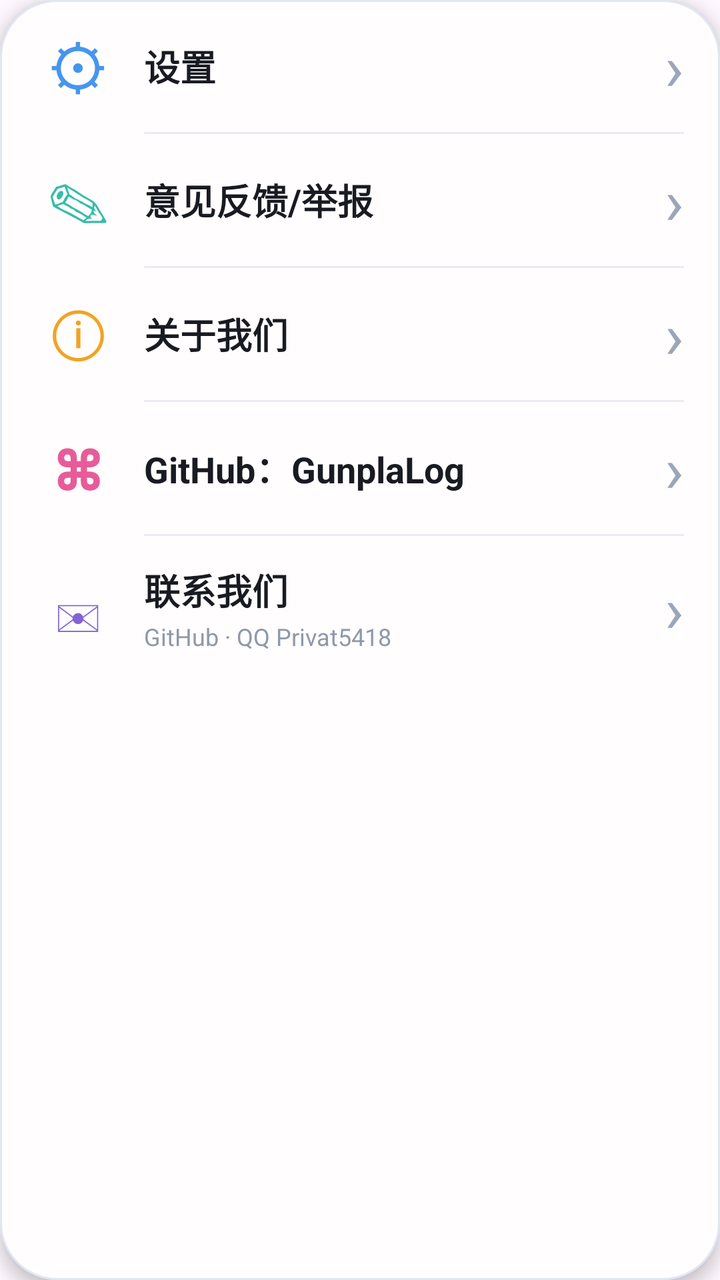
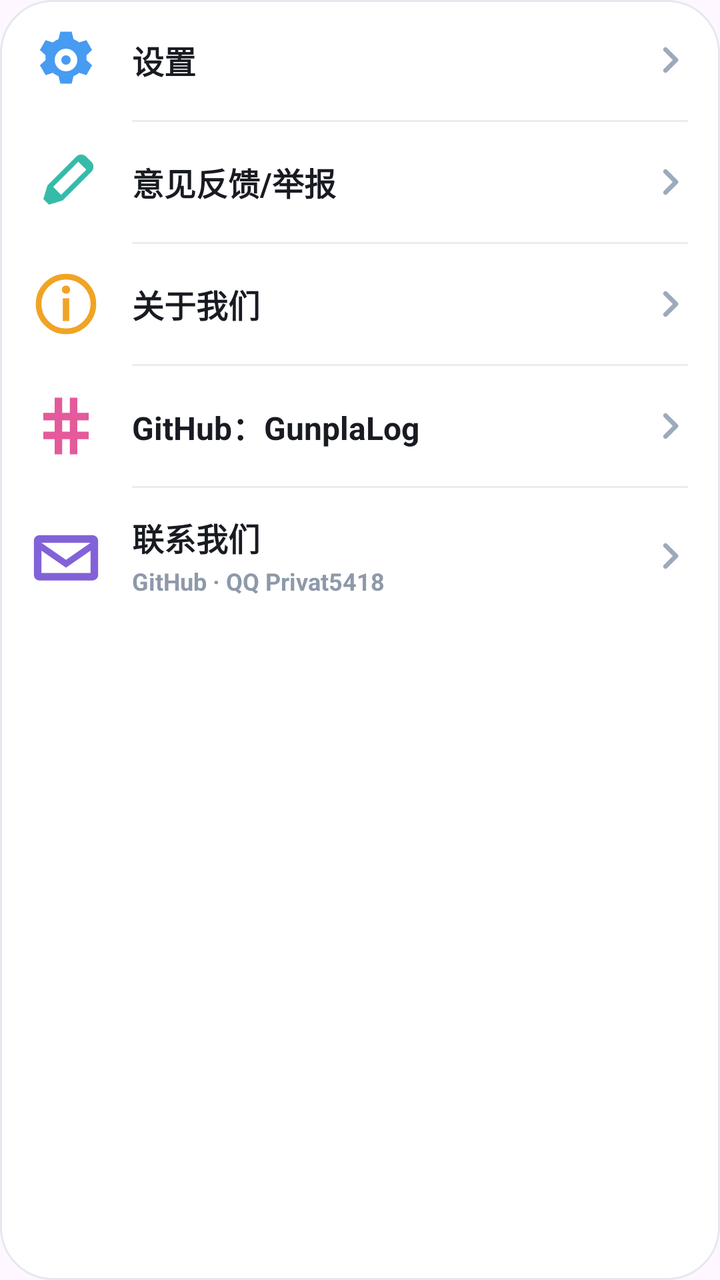

Compare the two renders of this Android layout. The source of the first and the diff that turns it into the second are given below.
<!-- AndroidManifest.xml: application theme Theme.GunplaLog -->
<!-- res/layout/view_me_more.xml -->
<?xml version="1.0" encoding="utf-8"?>
<LinearLayout xmlns:android="http://schemas.android.com/apk/res/android"
    android:layout_width="match_parent"
    android:layout_height="wrap_content"
    android:background="@drawable/bg_me_more"
    android:elevation="5dp"
    android:orientation="vertical"
    android:paddingLeft="18dp"
    android:paddingRight="18dp">

    <LinearLayout
        android:id="@+id/btnMeSettings"
        android:layout_width="match_parent"
        android:layout_height="66dp"
        android:background="?android:attr/selectableItemBackground"
        android:gravity="center_vertical"
        android:orientation="horizontal">
        <TextView android:layout_width="42dp" android:layout_height="wrap_content" android:gravity="center" android:text="⚙" android:textColor="#4596EF" android:textSize="31sp" />
        <TextView android:layout_width="0dp" android:layout_height="wrap_content" android:layout_marginStart="12dp" android:layout_weight="1" android:text="设置" android:textColor="#191B22" android:textSize="18sp" android:textStyle="bold" />
        <TextView android:layout_width="wrap_content" android:layout_height="wrap_content" android:text="›" android:textColor="#9AA7B8" android:textSize="32sp" />
    </LinearLayout>
    <View android:layout_width="match_parent" android:layout_height="1dp" android:layout_marginLeft="54dp" android:background="#E8ECF2" />

    <LinearLayout
        android:id="@+id/btnMeFeedback"
        android:layout_width="match_parent"
        android:layout_height="66dp"
        android:background="?android:attr/selectableItemBackground"
        android:gravity="center_vertical"
        android:orientation="horizontal">
        <TextView android:layout_width="42dp" android:layout_height="wrap_content" android:gravity="center" android:text="✎" android:textColor="#35BCA9" android:textSize="31sp" />
        <TextView android:layout_width="0dp" android:layout_height="wrap_content" android:layout_marginStart="12dp" android:layout_weight="1" android:text="意见反馈/举报" android:textColor="#191B22" android:textSize="18sp" android:textStyle="bold" />
        <TextView android:layout_width="wrap_content" android:layout_height="wrap_content" android:text="›" android:textColor="#9AA7B8" android:textSize="32sp" />
    </LinearLayout>
    <View android:layout_width="match_parent" android:layout_height="1dp" android:layout_marginLeft="54dp" android:background="#E8ECF2" />

    <LinearLayout
        android:id="@+id/btnMeAbout"
        android:layout_width="match_parent"
        android:layout_height="66dp"
        android:background="?android:attr/selectableItemBackground"
        android:gravity="center_vertical"
        android:orientation="horizontal">
        <TextView android:layout_width="42dp" android:layout_height="wrap_content" android:gravity="center" android:text="ⓘ" android:textColor="#F1A324" android:textSize="31sp" />
        <TextView android:layout_width="0dp" android:layout_height="wrap_content" android:layout_marginStart="12dp" android:layout_weight="1" android:text="关于我们" android:textColor="#191B22" android:textSize="18sp" android:textStyle="bold" />
        <TextView android:layout_width="wrap_content" android:layout_height="wrap_content" android:text="›" android:textColor="#9AA7B8" android:textSize="32sp" />
    </LinearLayout>

    <View android:layout_width="match_parent" android:layout_height="1dp" android:layout_marginLeft="54dp" android:background="#E8ECF2" />

    <LinearLayout
        android:id="@+id/btnMeGithub"
        android:layout_width="match_parent"
        android:layout_height="66dp"
        android:background="?android:attr/selectableItemBackground"
        android:gravity="center_vertical"
        android:orientation="horizontal">
        <TextView android:layout_width="42dp" android:layout_height="wrap_content" android:gravity="center" android:text="⌘" android:textColor="#E85B99" android:textSize="31sp" android:textStyle="bold" />
        <TextView android:layout_width="0dp" android:layout_height="wrap_content" android:layout_marginStart="12dp" android:layout_weight="1" android:text="GitHub：GunplaLog" android:textColor="#191B22" android:textSize="18sp" android:textStyle="bold" />
        <TextView android:layout_width="wrap_content" android:layout_height="wrap_content" android:text="›" android:textColor="#9AA7B8" android:textSize="32sp" />
    </LinearLayout>
    <View android:layout_width="match_parent" android:layout_height="1dp" android:layout_marginLeft="54dp" android:background="#E8ECF2" />

    <LinearLayout
        android:id="@+id/btnMeContact"
        android:layout_width="match_parent"
        android:layout_height="72dp"
        android:background="?android:attr/selectableItemBackground"
        android:gravity="center_vertical"
        android:orientation="horizontal">
        <TextView android:layout_width="42dp" android:layout_height="wrap_content" android:gravity="center" android:text="✉" android:textColor="#8262D7" android:textSize="31sp" />
        <LinearLayout android:layout_width="0dp" android:layout_height="wrap_content" android:layout_marginStart="12dp" android:layout_weight="1" android:orientation="vertical">
            <TextView android:layout_width="wrap_content" android:layout_height="wrap_content" android:text="联系我们" android:textColor="#191B22" android:textSize="18sp" android:textStyle="bold" />
            <TextView android:layout_width="wrap_content" android:layout_height="wrap_content" android:layout_marginTop="2dp" android:text="GitHub · QQ Privat5418" android:textColor="#8E99A9" android:textSize="12sp" />
        </LinearLayout>
        <TextView android:layout_width="wrap_content" android:layout_height="wrap_content" android:text="›" android:textColor="#9AA7B8" android:textSize="32sp" />
    </LinearLayout>
</LinearLayout>
<!-- resources referenced by this layout -->
<resources>
  <!-- drawable bg_me_more (drawable) -->
  <?xml version="1.0" encoding="utf-8"?>
  <shape xmlns:android="http://schemas.android.com/apk/res/android">
      <solid android:color="#FFFDFD" />
      <corners android:radius="28dp" />
      <stroke android:width="1dp" android:color="#E0E7F1" />
  </shape>
  <style name="Theme.GunplaLog" parent="Theme.Material3.DayNight.NoActionBar">
          <item name="colorPrimary">@color/primary</item>
          
          <item name="android:statusBarColor">@android:color/transparent</item>
          <item name="android:windowLightStatusBar">false</item>
          <item name="android:navigationBarColor">@android:color/transparent</item>
      </style>
  <color name="primary">#1E4FD6</color>
</resources>

<!-- the commit's change to res/layout/view_me_more.xml (unified diff, before → after) -->
@@ -3,76 +3,44 @@
     android:layout_width="match_parent"
     android:layout_height="wrap_content"
     android:background="@drawable/bg_me_more"
-    android:elevation="5dp"
     android:orientation="vertical"
-    android:paddingLeft="18dp"
-    android:paddingRight="18dp">
+    android:paddingLeft="16dp"
+    android:paddingRight="16dp">
 
-    <LinearLayout
-        android:id="@+id/btnMeSettings"
-        android:layout_width="match_parent"
-        android:layout_height="66dp"
-        android:background="?android:attr/selectableItemBackground"
-        android:gravity="center_vertical"
-        android:orientation="horizontal">
-        <TextView android:layout_width="42dp" android:layout_height="wrap_content" android:gravity="center" android:text="⚙" android:textColor="#4596EF" android:textSize="31sp" />
-        <TextView android:layout_width="0dp" android:layout_height="wrap_content" android:layout_marginStart="12dp" android:layout_weight="1" android:text="设置" android:textColor="#191B22" android:textSize="18sp" android:textStyle="bold" />
-        <TextView android:layout_width="wrap_content" android:layout_height="wrap_content" android:text="›" android:textColor="#9AA7B8" android:textSize="32sp" />
+    <LinearLayout android:id="@+id/btnMeSettings" android:layout_width="match_parent" android:layout_height="60dp" android:background="?android:attr/selectableItemBackground" android:gravity="center_vertical" android:orientation="horizontal">
+        <ImageView android:layout_width="34dp" android:layout_height="34dp" android:contentDescription="设置" android:src="@drawable/ic_more_settings" />
+        <TextView android:layout_width="0dp" android:layout_height="wrap_content" android:layout_marginStart="16dp" android:layout_weight="1" android:text="设置" android:textColor="#191B22" android:textSize="16sp" android:textStyle="bold" />
+        <ImageView android:layout_width="18dp" android:layout_height="18dp" android:contentDescription="进入设置" android:src="@drawable/ic_more_chevron" />
     </LinearLayout>
-    <View android:layout_width="match_parent" android:layout_height="1dp" android:layout_marginLeft="54dp" android:background="#E8ECF2" />
+    <View android:layout_width="match_parent" android:layout_height="1dp" android:layout_marginLeft="50dp" android:background="#E9ECF1" />
 
-    <LinearLayout
-        android:id="@+id/btnMeFeedback"
-        android:layout_width="match_parent"
-        android:layout_height="66dp"
-        android:background="?android:attr/selectableItemBackground"
-        android:gravity="center_vertical"
-        android:orientation="horizontal">
-        <TextView android:layout_width="42dp" android:layout_height="wrap_content" android:gravity="center" android:text="✎" android:textColor="#35BCA9" android:textSize="31sp" />
-        <TextView android:layout_width="0dp" android:layout_height="wrap_content" android:layout_marginStart="12dp" android:layout_weight="1" android:text="意见反馈/举报" android:textColor="#191B22" android:textSize="18sp" android:textStyle="bold" />
-        <TextView android:layout_width="wrap_content" android:layout_height="wrap_content" android:text="›" android:textColor="#9AA7B8" android:textSize="32sp" />
+    <LinearLayout android:id="@+id/btnMeFeedback" android:layout_width="match_parent" android:layout_height="60dp" android:background="?android:attr/selectableItemBackground" android:gravity="center_vertical" android:orientation="horizontal">
+        <ImageView android:layout_width="34dp" android:layout_height="34dp" android:contentDescription="意见反馈" android:src="@drawable/ic_more_feedback" />
+        <TextView android:layout_width="0dp" android:layout_height="wrap_content" android:layout_marginStart="16dp" android:layout_weight="1" android:text="意见反馈/举报" android:textColor="#191B22" android:textSize="16sp" android:textStyle="bold" />
+        <ImageView android:layout_width="18dp" android:layout_height="18dp" android:contentDescription="进入反馈" android:src="@drawable/ic_more_chevron" />
     </LinearLayout>
-    <View android:layout_width="match_parent" android:layout_height="1dp" android:layout_marginLeft="54dp" android:background="#E8ECF2" />
+    <View android:layout_width="match_parent" android:layout_height="1dp" android:layout_marginLeft="50dp" android:background="#E9ECF1" />
 
-    <LinearLayout
-        android:id="@+id/btnMeAbout"
-        android:layout_width="match_parent"
-        android:layout_height="66dp"
-        android:background="?android:attr/selectableItemBackground"
-        android:gravity="center_vertical"
-        android:orientation="horizontal">
-        <TextView android:layout_width="42dp" android:layout_height="wrap_content" android:gravity="center" android:text="ⓘ" android:textColor="#F1A324" android:textSize="31sp" />
-        <TextView android:layout_width="0dp" android:layout_height="wrap_content" android:layout_marginStart="12dp" android:layout_weight="1" android:text="关于我们" android:textColor="#191B22" android:textSize="18sp" android:textStyle="bold" />
-        <TextView android:layout_width="wrap_content" android:layout_height="wrap_content" android:text="›" android:textColor="#9AA7B8" android:textSize="32sp" />
+    <LinearLayout android:id="@+id/btnMeAbout" android:layout_width="match_parent" android:layout_height="60dp" android:background="?android:attr/selectableItemBackground" android:gravity="center_vertical" android:orientation="horizontal">
+        <ImageView android:layout_width="34dp" android:layout_height="34dp" android:contentDescription="关于我们" android:src="@drawable/ic_more_about" />
+        <TextView android:layout_width="0dp" android:layout_height="wrap_content" android:layout_marginStart="16dp" android:layout_weight="1" android:text="关于我们" android:textColor="#191B22" android:textSize="16sp" android:textStyle="bold" />
+        <ImageView android:layout_width="18dp" android:layout_height="18dp" android:contentDescription="查看关于" android:src="@drawable/ic_more_chevron" />
     </LinearLayout>
+    <View android:layout_width="match_parent" android:layout_height="1dp" android:layout_marginLeft="50dp" android:background="#E9ECF1" />
 
-    <View android:layout_width="match_parent" android:layout_height="1dp" android:layout_marginLeft="54dp" android:background="#E8ECF2" />
+    <LinearLayout android:id="@+id/btnMeGithub" android:layout_width="match_parent" android:layout_height="60dp" android:background="?android:attr/selectableItemBackground" android:gravity="center_vertical" android:orientation="horizontal">
+        <ImageView android:layout_width="34dp" android:layout_height="34dp" android:contentDescription="GitHub" android:src="@drawable/ic_more_github" />
+        <TextView android:layout_width="0dp" android:layout_height="wrap_content" android:layout_marginStart="16dp" android:layout_weight="1" android:text="GitHub：GunplaLog" android:textColor="#191B22" android:textSize="16sp" android:textStyle="bold" />
+        <ImageView android:layout_width="18dp" android:layout_height="18dp" android:contentDescription="打开 GitHub" android:src="@drawable/ic_more_chevron" />
+    </LinearLayout>
+    <View android:layout_width="match_parent" android:layout_height="1dp" android:layout_marginLeft="50dp" android:background="#E9ECF1" />
 
-    <LinearLayout
-        android:id="@+id/btnMeGithub"
-        android:layout_width="match_parent"
-        android:layout_height="66dp"
-        android:background="?android:attr/selectableItemBackground"
-        android:gravity="center_vertical"
-        android:orientation="horizontal">
-        <TextView android:layout_width="42dp" android:layout_height="wrap_content" android:gravity="center" android:text="⌘" android:textColor="#E85B99" android:textSize="31sp" android:textStyle="bold" />
-        <TextView android:layout_width="0dp" android:layout_height="wrap_content" android:layout_marginStart="12dp" android:layout_weight="1" android:text="GitHub：GunplaLog" android:textColor="#191B22" android:textSize="18sp" android:textStyle="bold" />
-        <TextView android:layout_width="wrap_content" android:layout_height="wrap_content" android:text="›" android:textColor="#9AA7B8" android:textSize="32sp" />
-    </LinearLayout>
-    <View android:layout_width="match_parent" android:layout_height="1dp" android:layout_marginLeft="54dp" android:background="#E8ECF2" />
-
-    <LinearLayout
-        android:id="@+id/btnMeContact"
-        android:layout_width="match_parent"
-        android:layout_height="72dp"
-        android:background="?android:attr/selectableItemBackground"
-        android:gravity="center_vertical"
-        android:orientation="horizontal">
-        <TextView android:layout_width="42dp" android:layout_height="wrap_content" android:gravity="center" android:text="✉" android:textColor="#8262D7" android:textSize="31sp" />
-        <LinearLayout android:layout_width="0dp" android:layout_height="wrap_content" android:layout_marginStart="12dp" android:layout_weight="1" android:orientation="vertical">
-            <TextView android:layout_width="wrap_content" android:layout_height="wrap_content" android:text="联系我们" android:textColor="#191B22" android:textSize="18sp" android:textStyle="bold" />
-            <TextView android:layout_width="wrap_content" android:layout_height="wrap_content" android:layout_marginTop="2dp" android:text="GitHub · QQ Privat5418" android:textColor="#8E99A9" android:textSize="12sp" />
+    <LinearLayout android:id="@+id/btnMeContact" android:layout_width="match_parent" android:layout_height="68dp" android:background="?android:attr/selectableItemBackground" android:gravity="center_vertical" android:orientation="horizontal">
+        <ImageView android:layout_width="34dp" android:layout_height="34dp" android:contentDescription="联系我们" android:src="@drawable/ic_more_contact" />
+        <LinearLayout android:layout_width="0dp" android:layout_height="wrap_content" android:layout_marginStart="16dp" android:layout_weight="1" android:orientation="vertical">
+            <TextView android:layout_width="wrap_content" android:layout_height="wrap_content" android:text="联系我们" android:textColor="#191B22" android:textSize="16sp" android:textStyle="bold" />
+            <TextView android:layout_width="wrap_content" android:layout_height="wrap_content" android:layout_marginTop="2dp" android:text="GitHub · QQ Privat5418" android:textColor="#8E99A9" android:textSize="12sp" android:textStyle="bold" />
         </LinearLayout>
-        <TextView android:layout_width="wrap_content" android:layout_height="wrap_content" android:text="›" android:textColor="#9AA7B8" android:textSize="32sp" />
+        <ImageView android:layout_width="18dp" android:layout_height="18dp" android:contentDescription="联系方式" android:src="@drawable/ic_more_chevron" />
     </LinearLayout>
 </LinearLayout>
<!-- resource entries referenced after the edit -->
@@ -3,16 +3,51 @@
   <!-- drawable bg_me_more (drawable) -->
   <?xml version="1.0" encoding="utf-8"?>
   <shape xmlns:android="http://schemas.android.com/apk/res/android">
-      <solid android:color="#FFFDFD" />
-      <corners android:radius="28dp" />
-      <stroke android:width="1dp" android:color="#E0E7F1" />
+      <solid android:color="#FEFFFFFF" />
+      <corners android:radius="26dp" />
+      <stroke android:width="1dp" android:color="#E5E8EE" />
   </shape>
+  <!-- drawable ic_more_about (drawable) -->
+  <?xml version="1.0" encoding="utf-8"?>
+  <vector xmlns:android="http://schemas.android.com/apk/res/android" android:width="34dp" android:height="34dp" android:viewportWidth="36" android:viewportHeight="36">
+      <path android:fillColor="#00000000" android:strokeColor="#F1A324" android:strokeWidth="3" android:pathData="M18,3.5a14.5,14.5 0,1 0,0 29a14.5,14.5 0,1 0,0 -29" />
+      <path android:fillColor="#F1A324" android:pathData="M16.3,15h3.4v12h-3.4zM18,8.2a2.2,2.2 0,1 0,0 4.4a2.2,2.2 0,1 0,0 -4.4" />
+  </vector>
+  <!-- drawable ic_more_chevron (drawable) -->
+  <?xml version="1.0" encoding="utf-8"?>
+  <vector xmlns:android="http://schemas.android.com/apk/res/android" android:width="18dp" android:height="18dp" android:viewportWidth="24" android:viewportHeight="24">
+      <path android:fillColor="#00000000" android:strokeColor="#9DAABC" android:strokeWidth="3" android:strokeLineCap="round" android:strokeLineJoin="round" android:pathData="M9,5l7,7 -7,7" />
+  </vector>
+  <!-- drawable ic_more_contact (drawable) -->
+  <?xml version="1.0" encoding="utf-8"?>
+  <vector xmlns:android="http://schemas.android.com/apk/res/android" android:width="34dp" android:height="34dp" android:viewportWidth="36" android:viewportHeight="36">
+      <path android:fillColor="#8262D8" android:pathData="M4,7h28c1.7,0 3,1.3 3,3v18c0,1.7 -1.3,3 -3,3H4c-1.7,0 -3,-1.3 -3,-3V10c0,-1.7 1.3,-3 3,-3zM5,11l13,9 13,-9zM5,27h26V15.2l-13,9 -13,-9z" />
+  </vector>
+  <!-- drawable ic_more_feedback (drawable) -->
+  <?xml version="1.0" encoding="utf-8"?>
+  <vector xmlns:android="http://schemas.android.com/apk/res/android" android:width="34dp" android:height="34dp" android:viewportWidth="36" android:viewportHeight="36">
+      <path android:fillColor="#35BCA9" android:pathData="M6,27l2.2,-7.2L23.5,4.5c1.4,-1.4 3.7,-1.4 5.1,0l2.9,2.9c1.4,1.4 1.4,3.7 0,5.1L16.2,27.8L9,30zM11.2,20.6l4.2,4.2L28.7,11.5l-4.2,-4.2z" />
+      <path android:fillColor="#FFFFFF" android:pathData="M22.7,9.1l4.2,4.2 1.8,-1.8 -4.2,-4.2z" />
+  </vector>
+  <!-- drawable ic_more_github (drawable) -->
+  <?xml version="1.0" encoding="utf-8"?>
+  <vector xmlns:android="http://schemas.android.com/apk/res/android" android:width="34dp" android:height="34dp" android:viewportWidth="36" android:viewportHeight="36">
+      <path android:fillColor="#E45A9A" android:pathData="M12,3h4v8h4V3h4v8h6v4h-6v6h6v4h-6v8h-4v-8h-4v8h-4v-8H6v-4h6v-6H6v-4h6zM16,15v6h4v-6z" />
+  </vector>
+  <!-- drawable ic_more_settings (drawable) -->
+  <?xml version="1.0" encoding="utf-8"?>
+  <vector xmlns:android="http://schemas.android.com/apk/res/android" android:width="34dp" android:height="34dp" android:viewportWidth="36" android:viewportHeight="36">
+      <path android:fillColor="#479BF1" android:pathData="M15,3h6l1,4c1,0.4 2,0.9 2.9,1.7l3.9,-1.2 3,5.2 -3,2.8c0.1,0.8 0.1,1.7 0,2.5l3,2.8 -3,5.2 -3.9,-1.2c-0.9,0.8 -1.9,1.3 -2.9,1.7l-1,4h-6l-1,-4c-1,-0.4 -2,-0.9 -2.9,-1.7L7.2,26l-3,-5.2 3,-2.8a13,13 0,0 1,0 -2.5l-3,-2.8 3,-5.2 3.9,1.2c0.9,-0.8 1.9,-1.3 2.9,-1.7zM18,12a6,6 0,1 0,0 12a6,6 0,1 0,0 -12zM18,15.5a2.5,2.5 0,1 1,0 5a2.5,2.5 0,1 1,0 -5z" />
+  </vector>
   <style name="Theme.GunplaLog" parent="Theme.Material3.DayNight.NoActionBar">
           <item name="colorPrimary">@color/primary</item>
           
           <item name="android:statusBarColor">@android:color/transparent</item>
-          <item name="android:windowLightStatusBar">false</item>
+          <item name="android:windowLightStatusBar">true</item>
+          <item name="android:windowLightNavigationBar">true</item>
           <item name="android:navigationBarColor">@android:color/transparent</item>
+          <item name="android:windowActionModeOverlay">true</item>
+          <item name="android:windowNoTitle">true</item>
       </style>
   <color name="primary">#1E4FD6</color>
 </resources>
